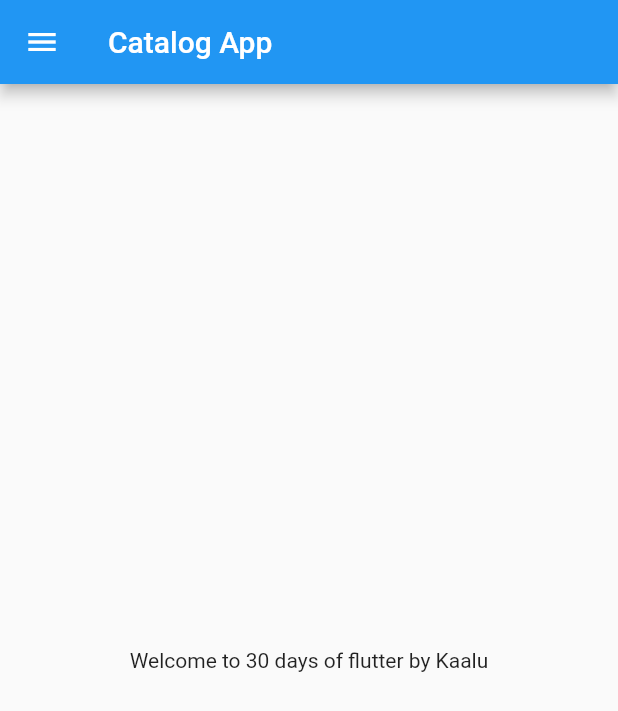
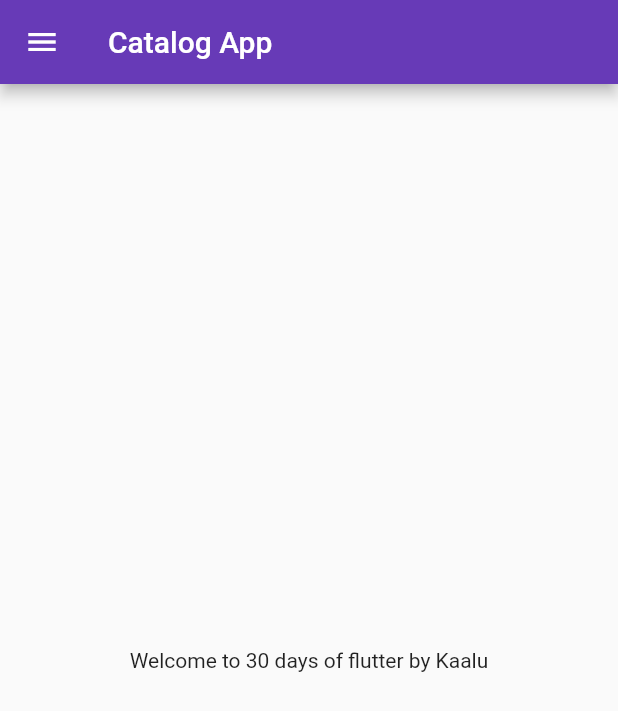
Before and after one commit to KaalaAadmi/Flutter-Learning, a Flutter app: the screen it shows after launch, on a phone screen of 412 x 824 dp. Shown: the top 711 px of the screen. Run offline on Flutter 3.47's test engine with Material 2 defaults, Android fonts, the phone set to English and light mode, and no system bars.

Commit message:
Day 3 Completed

```diff
--- a/lib/main.dart
+++ b/lib/main.dart
@@ -1,5 +1,6 @@
 import 'package:flutter/material.dart';
-import 'package:flutter_catalog/home_page.dart';
+import 'package:flutter_catalog/pages/home_page.dart';
+import 'package:flutter_catalog/pages/login_page.dart';
 
 void main() {
   runApp(MyApp());
@@ -18,6 +19,17 @@
     // var day="Tuesday";//just like vanilla js, this takes anything as data type.
     // const val=123;//this is how you declare constants.
     // final value=123;//this can be modified later.
-    return MaterialApp(home: HomePage());
+    return MaterialApp(
+      // home: HomePage(),
+      themeMode: ThemeMode.light,
+      theme: ThemeData(primarySwatch: Colors.deepPurple),
+      darkTheme: ThemeData(brightness: Brightness.dark),
+      initialRoute: "/home",
+      routes: {
+        "/": (context) => LoginPage(),
+        "/home": (context) => HomePage(),
+        "/login": (context) => LoginPage(),
+      },
+    );
   }
 }
```
Also changed, not shown: lib/pages/login_page.dart (added, +19 -0 lines), lib/pages/home_page.dart (renamed from lib/home_page.dart).
